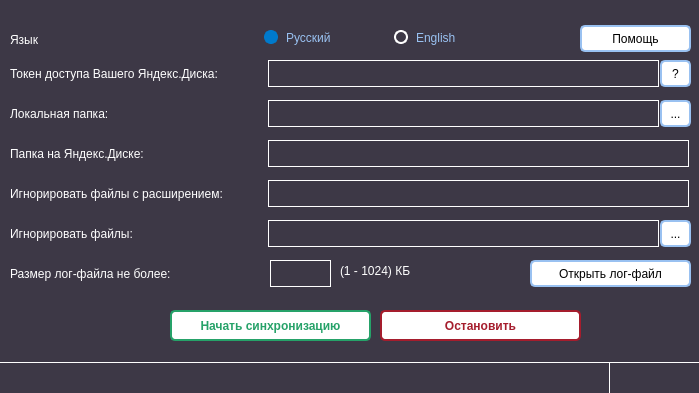
First picture: the form in GUI/mainwindow.ui, repository dimanchik79/YDSync, before the edit.
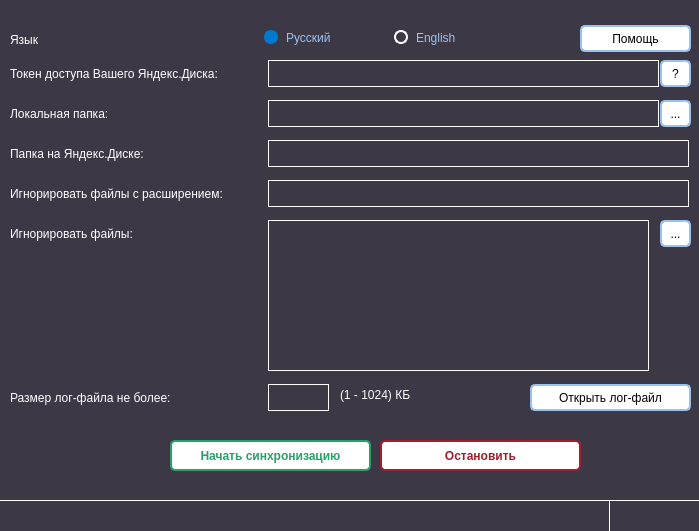
Second picture: the form after the edit. Icons and pictures are not drawn.

The edit to the form file:
```diff
--- a/GUI/mainwindow.ui
+++ b/GUI/mainwindow.ui
@@ -7,7 +7,7 @@
     <x>0</x>
     <y>0</y>
     <width>699</width>
-    <height>393</height>
+    <height>531</height>
    </rect>
   </property>
   <property name="windowTitle">
@@ -317,27 +317,11 @@
      <string>Игнорировать файлы:</string>
     </property>
    </widget>
-   <widget class="QLineEdit" name="le_ignorefiles">
-    <property name="geometry">
-     <rect>
-      <x>268</x>
-      <y>220</y>
-      <width>391</width>
-      <height>27</height>
-     </rect>
-    </property>
-    <property name="styleSheet">
-     <string notr="true">QLineEdit {
-color: rgb(153, 193, 241);
-border: 1px solid white;
-}</string>
-    </property>
-   </widget>
    <widget class="QLabel" name="l_logsize">
     <property name="geometry">
      <rect>
       <x>10</x>
-      <y>260</y>
+      <y>384</y>
       <width>250</width>
       <height>27</height>
      </rect>
@@ -352,8 +336,8 @@
    <widget class="QLineEdit" name="le_logsize">
     <property name="geometry">
      <rect>
-      <x>270</x>
-      <y>260</y>
+      <x>268</x>
+      <y>384</y>
       <width>61</width>
       <height>27</height>
      </rect>
@@ -372,7 +356,7 @@
     <property name="geometry">
      <rect>
       <x>340</x>
-      <y>260</y>
+      <y>384</y>
       <width>131</width>
       <height>21</height>
      </rect>
@@ -388,7 +372,7 @@
     <property name="geometry">
      <rect>
       <x>0</x>
-      <y>362</y>
+      <y>500</y>
       <width>610</width>
       <height>31</height>
      </rect>
@@ -412,7 +396,7 @@
     <property name="geometry">
      <rect>
       <x>170</x>
-      <y>310</y>
+      <y>440</y>
       <width>201</width>
       <height>31</height>
      </rect>
@@ -437,7 +421,7 @@
     <property name="geometry">
      <rect>
       <x>380</x>
-      <y>310</y>
+      <y>440</y>
       <width>201</width>
       <height>31</height>
      </rect>
@@ -462,7 +446,7 @@
     <property name="geometry">
      <rect>
       <x>610</x>
-      <y>362</y>
+      <y>500</y>
       <width>91</width>
       <height>31</height>
      </rect>
@@ -503,7 +487,7 @@
     <property name="geometry">
      <rect>
       <x>530</x>
-      <y>260</y>
+      <y>384</y>
       <width>161</width>
       <height>27</height>
      </rect>
@@ -517,6 +501,20 @@
      <string>Открыть лог-файл</string>
     </property>
    </widget>
+   <widget class="QTextEdit" name="le_ignorefiles">
+    <property name="geometry">
+     <rect>
+      <x>268</x>
+      <y>220</y>
+      <width>381</width>
+      <height>151</height>
+     </rect>
+    </property>
+    <property name="styleSheet">
+     <string notr="true">color: rgb(153, 193, 241);
+border: 1px solid white;</string>
+    </property>
+   </widget>
   </widget>
  </widget>
  <resources/>
```
